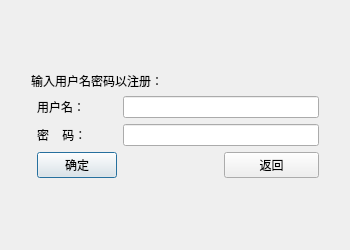
Jay-Zhu-master/AccountingSystem, file registdialog.ui: the form before one commit.
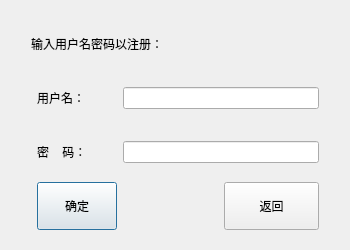
The form after the commit.

```diff
--- a/registdialog.ui
+++ b/registdialog.ui
@@ -68,7 +68,7 @@
      <item row="3" column="0" colspan="4">
       <widget class="QLabel" name="label_4">
        <property name="sizePolicy">
-        <sizepolicy hsizetype="Expanding" vsizetype="Fixed">
+        <sizepolicy hsizetype="Expanding" vsizetype="Expanding">
          <horstretch>0</horstretch>
          <verstretch>0</verstretch>
         </sizepolicy>
@@ -90,7 +90,7 @@
      <item row="5" column="1">
       <widget class="QLabel" name="label_3">
        <property name="sizePolicy">
-        <sizepolicy hsizetype="Expanding" vsizetype="Preferred">
+        <sizepolicy hsizetype="Expanding" vsizetype="Expanding">
          <horstretch>0</horstretch>
          <verstretch>0</verstretch>
         </sizepolicy>
@@ -106,7 +106,7 @@
      <item row="7" column="1">
       <widget class="QLabel" name="label_2">
        <property name="sizePolicy">
-        <sizepolicy hsizetype="Expanding" vsizetype="Preferred">
+        <sizepolicy hsizetype="Expanding" vsizetype="Expanding">
          <horstretch>0</horstretch>
          <verstretch>0</verstretch>
         </sizepolicy>
@@ -122,7 +122,7 @@
      <item row="8" column="1">
       <widget class="QPushButton" name="conformBtn">
        <property name="sizePolicy">
-        <sizepolicy hsizetype="Expanding" vsizetype="Fixed">
+        <sizepolicy hsizetype="Expanding" vsizetype="Expanding">
          <horstretch>0</horstretch>
          <verstretch>0</verstretch>
         </sizepolicy>
@@ -148,7 +148,7 @@
      <item row="8" column="3">
       <widget class="QPushButton" name="returnBtn">
        <property name="sizePolicy">
-        <sizepolicy hsizetype="Expanding" vsizetype="Fixed">
+        <sizepolicy hsizetype="Expanding" vsizetype="Expanding">
          <horstretch>0</horstretch>
          <verstretch>0</verstretch>
         </sizepolicy>
```
